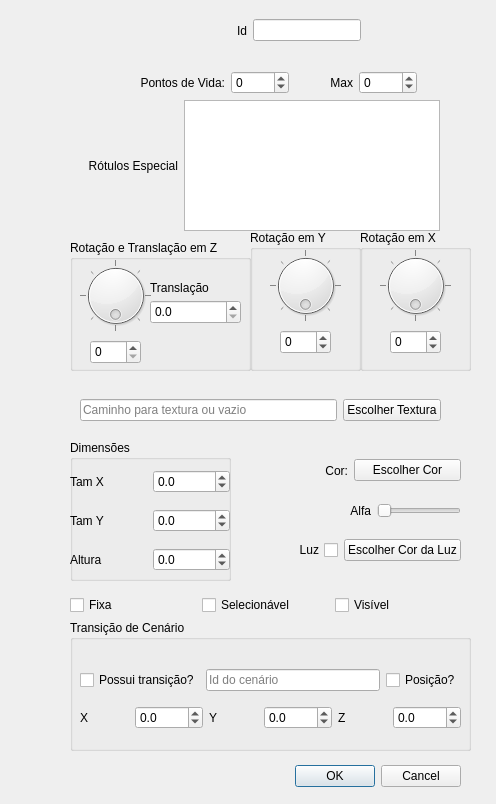
The window that ifg/qt/ui/forma.ui (matferib/tabuleiro-virtual) describes before a commit, drawn with Qt 5.
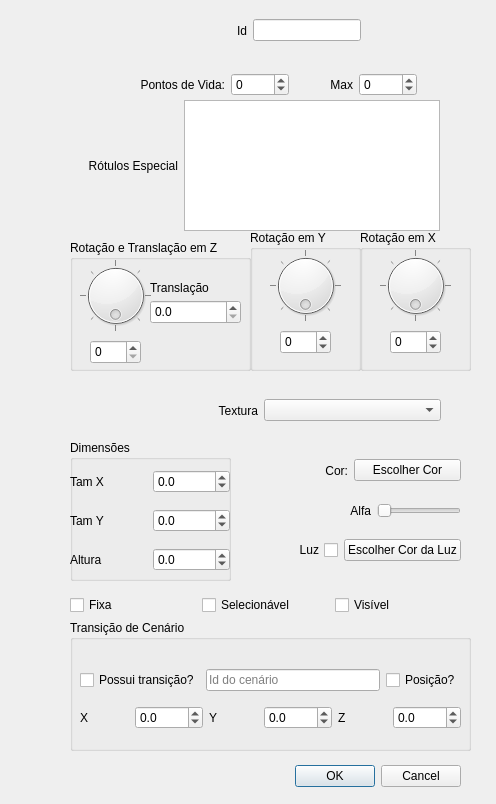
The same window after the commit.

Commit message: textura de forma com combo

```diff
--- a/ifg/qt/ui/forma.ui
+++ b/ifg/qt/ui/forma.ui
@@ -353,7 +353,7 @@
      <x>140</x>
      <y>70</y>
      <width>277</width>
-     <height>26</height>
+     <height>29</height>
     </rect>
    </property>
    <layout class="QHBoxLayout" name="horizontalLayout_13">
@@ -526,21 +526,17 @@
    </property>
    <layout class="QHBoxLayout" name="horizontalLayout_8">
     <item>
-     <widget class="QLineEdit" name="linha_textura">
-      <property name="readOnly">
-       <bool>false</bool>
+     <widget class="QLabel" name="label_4">
+      <property name="text">
+       <string>Textura</string>
       </property>
-      <property name="placeholderText">
-       <string>Caminho para textura ou vazio</string>
+      <property name="alignment">
+       <set>Qt::AlignRight|Qt::AlignTrailing|Qt::AlignVCenter</set>
       </property>
      </widget>
     </item>
     <item>
-     <widget class="QPushButton" name="botao_textura">
-      <property name="text">
-       <string>Escolher Textura</string>
-      </property>
-     </widget>
+     <widget class="QComboBox" name="combo_textura"/>
     </item>
    </layout>
   </widget>
```
Left out of the diff: 15 changed lines with no effect on the pictures. The commit also changes 2 other files.
